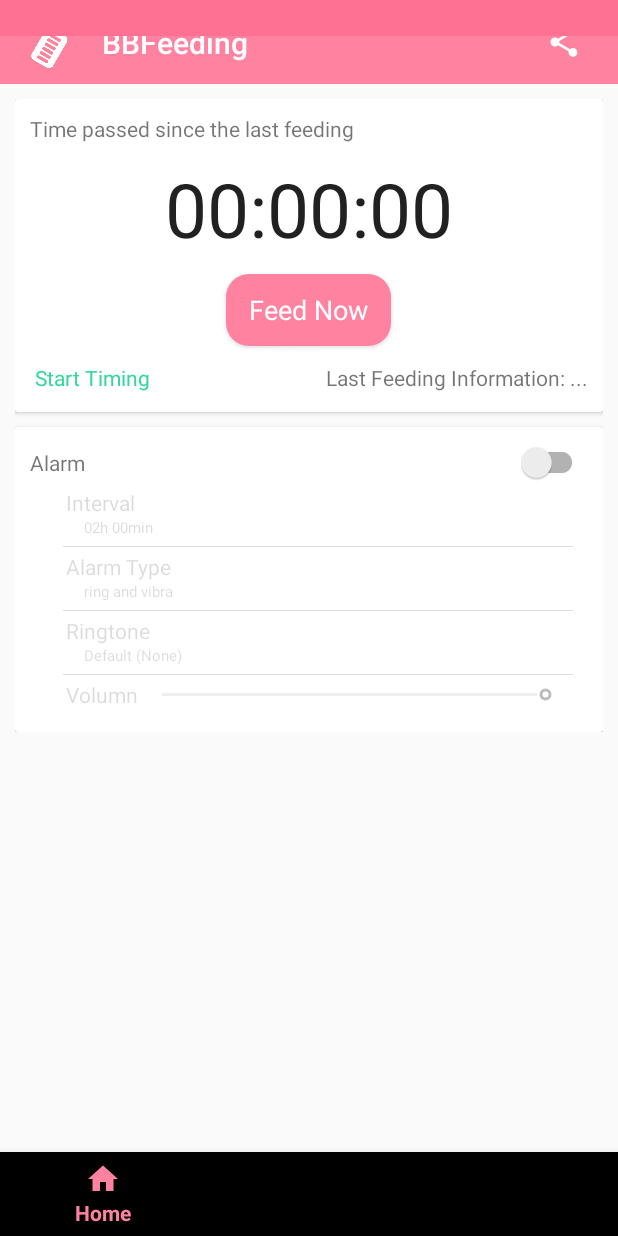
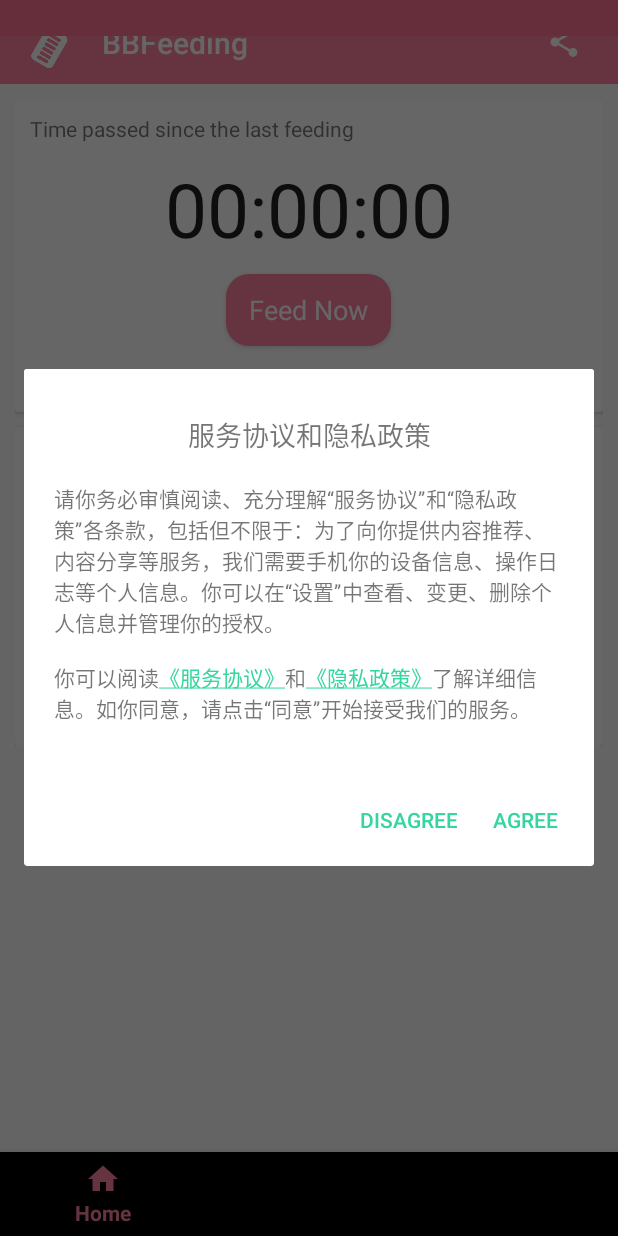
Before and after one commit to xazeng/BBFeeding, an Android app: the screen it shows after launch (MainActivity), on a phone screen of 412 x 824 dp. Run offline under Robolectric (Android 15) with nearby library versions, the phone set to English and light mode, and no system bars; our stand-ins replace data binding.

Commit message:
升级api版本 增加用户协议和隐私政策

```diff
--- a/app/src/main/java/com/zeng/bbfeeding/Data.java
+++ b/app/src/main/java/com/zeng/bbfeeding/Data.java
@@ -33,6 +33,7 @@ public class Data {
             mAlarmVolume = pref.getInt(ALARM_VOLUME, 100);
             mFeedingHistory = new StringBuilder(pref.getString(FEEDING_HISTORY, ""));
             mAdmobEnabled = pref.getBoolean(ADMOB_ENABLED, true);
+            mPrivacyChecked = pref.getBoolean(PRIVACY_CHECKED, false);
 
             mEditor = pref.edit();
         }
@@ -49,6 +50,7 @@ public class Data {
         mEditor.putInt(ALARM_VOLUME, mAlarmVolume);
         mEditor.putString(FEEDING_HISTORY, mFeedingHistory.toString());
         mEditor.putBoolean(ADMOB_ENABLED, mAdmobEnabled);
+        mEditor.putBoolean(PRIVACY_CHECKED, mPrivacyChecked);
 
         mEditor.apply();
         return;
@@ -125,4 +127,11 @@ public class Data {
     public boolean getAdmobEnabled() {return mAdmobEnabled;}
     public void setAdmobEnabled(boolean b) {mAdmobEnabled = b;}
 
+    private static final String PRIVACY_CHECKED = "privacy_checked";
+    private boolean mPrivacyChecked;
+    public boolean getPrivacyChecked() {return mPrivacyChecked;}
+    public void setPrivacyChecked(boolean b) {
+        mPrivacyChecked = b;
+    }
+
 }
--- a/app/src/main/java/com/zeng/bbfeeding/HomePage.java
+++ b/app/src/main/java/com/zeng/bbfeeding/HomePage.java
@@ -46,6 +46,12 @@ public class HomePage extends Page implements View.OnClickListener{
 
         initTimingPanel();
         initAlarmPanel();
+
+        if (!Data.getInstance().getPrivacyChecked()) {
+            PrivacyDialog privacyDlg = new PrivacyDialog();
+            privacyDlg.show(getFragmentManager(), "...");
+        }
+
         return;
     }
 
--- a/app/src/main/java/com/zeng/bbfeeding/MainActivity.java
+++ b/app/src/main/java/com/zeng/bbfeeding/MainActivity.java
@@ -1,9 +1,11 @@
 package com.zeng.bbfeeding;
 
 import android.annotation.TargetApi;
+import android.content.DialogInterface;
 import android.content.Intent;
 import android.databinding.DataBindingUtil;
 import android.os.Build;
+import android.os.SystemClock;
 import android.support.annotation.NonNull;
 import android.support.design.widget.BottomNavigationView;
 import android.support.v4.app.Fragment;
@@ -21,6 +23,8 @@ import android.widget.LinearLayout;
 import android.widget.Toast;
 
 import com.zeng.bbfeeding.databinding.ActivityMainBinding;
+
+import java.util.Calendar;
 
 
 public class MainActivity extends AppCompatActivity {
--- /dev/null
+++ b/app/src/main/java/com/zeng/bbfeeding/PrivacyDialog.java
@@ -0,0 +1,35 @@
+package com.zeng.bbfeeding;
+
+import android.content.DialogInterface;
+import android.text.Html;
+import android.text.method.LinkMovementMethod;
+import android.text.util.Linkify;
+import android.widget.TextView;
+
+public class PrivacyDialog extends AlertDlg{
+    @Override
+    protected void onCreateAlertDlg() {
+        super.onCreateAlertDlg();
+        setContentView(R.layout.dialog_privacy);
+
+        TextView tv = (TextView)findViewById(R.id.privacy_text_view);
+        tv.setText(Html.fromHtml(getString(R.string.privacy_text)));
+        tv.setMovementMethod(LinkMovementMethod.getInstance());
+
+        getBuilder().setNegativeButton(R.string.disagree, new DialogInterface.OnClickListener() {
+            @Override
+            public void onClick(DialogInterface dialogInterface, int i) {
+                System.exit(0);
+            }
+        });
+        getBuilder().setPositiveButton(R.string.agree, new DialogInterface.OnClickListener() {
+            @Override
+            public void onClick(DialogInterface dialogInterface, int i) {
+                Data.getInstance().setPrivacyChecked(true);
+            }
+        });
+
+        setCancelable(false);
+        return;
+    }
+}
--- /dev/null
+++ b/app/src/main/res/layout/dialog_privacy.xml
@@ -0,0 +1,29 @@
+<?xml version="1.0" encoding="utf-8"?>
+<LinearLayout xmlns:android="http://schemas.android.com/apk/res/android"
+    xmlns:tools="http://schemas.android.com/tools"
+    android:layout_width="match_parent"
+    android:layout_height="match_parent"
+    android:layout_margin="10dp"
+    android:background="@android:color/background_light"
+    android:orientation="vertical">
+
+    <TextView
+        android:id="@+id/textView"
+        android:layout_width="match_parent"
+        android:layout_height="wrap_content"
+        android:gravity="center_horizontal"
+        android:paddingTop="30dp"
+        android:paddingBottom="13dp"
+        android:text="@string/privacy_title"
+        android:textSize="18sp" />
+
+    <TextView
+        android:id="@+id/privacy_text_view"
+        android:layout_width="match_parent"
+        android:layout_height="wrap_content"
+        android:paddingLeft="20dp"
+        android:paddingTop="5dp"
+        android:paddingRight="20dp"
+        android:text="TextView" />
+
+</LinearLayout>
--- a/app/src/main/res/layout/page_home.xml
+++ b/app/src/main/res/layout/page_home.xml
@@ -121,106 +121,108 @@
                 </RelativeLayout>
 
                 <TableLayout
+                    android:id="@+id/alarm_setting_panel"
                     android:layout_width="match_parent"
                     android:layout_height="wrap_content"
-                    android:paddingLeft="12dp"
-                    android:showDividers="middle"
                     android:divider="@drawable/divider_gray_1px_h"
                     android:dividerPadding="10dp"
-                    android:id="@+id/alarm_setting_panel">
+                    android:paddingLeft="12dp"
+                    android:showDividers="middle">
 
                     <LinearLayout
+                        android:id="@+id/alarm_interval_panel"
+                        android:layout_width="match_parent"
+                        android:layout_height="wrap_content"
                         android:background="?attr/selectableItemBackground"
                         android:orientation="vertical"
-                        android:layout_width="match_parent"
-                        android:layout_height="0dp"
-                        android:layout_weight="1"
+                        android:paddingLeft="12dp"
                         android:paddingTop="3dp"
-                        android:paddingBottom="5dp"
-                        android:paddingLeft="12dp"
                         android:paddingRight="12dp"
-                        android:id="@+id/alarm_interval_panel">
+                        android:paddingBottom="5dp">
 
                         <TextView
-                            android:text="@string/alarm_interval_label"
-                            android:layout_width="wrap_content"
-                            android:layout_height="wrap_content"/>
-                        <TextView
-                            android:text="(interval)"
                             android:layout_width="wrap_content"
                             android:layout_height="wrap_content"
-                            android:textSize="10sp"
-                            android:paddingLeft="12dp"
-                            android:id="@+id/alarm_interval_textview" />
-                    </LinearLayout>
-                    <LinearLayout
-                        android:background="?attr/selectableItemBackground"
-                        android:orientation="vertical"
-                        android:layout_width="match_parent"
-                        android:layout_height="0dp"
-                        android:paddingTop="3dp"
-                        android:paddingBottom="5dp"
-                        android:paddingLeft="12dp"
-                        android:paddingRight="12dp"
-                        android:layout_weight="1"
-                        android:id="@+id/alarm_type_panel">
+                            android:text="@string/alarm_interval_label" />
 
                         <TextView
-                            android:text="@string/alarm_type_label"
-                            android:layout_width="wrap_content"
-                            android:layout_height="wrap_content"/>
-                        <TextView
-                            android:id="@+id/alarm_type_textview"
-                            android:text="(type)"
+                            android:id="@+id/alarm_interval_textview"
                             android:layout_width="wrap_content"
                             android:layout_height="wrap_content"
                             android:paddingLeft="12dp"
+                            android:text="(interval)"
                             android:textSize="10sp" />
                     </LinearLayout>
+
                     <LinearLayout
+                        android:id="@+id/alarm_type_panel"
+                        android:layout_width="match_parent"
+                        android:layout_height="wrap_content"
                         android:background="?attr/selectableItemBackground"
                         android:orientation="vertical"
-                        android:layout_width="match_parent"
-                        android:layout_height="0dp"
+                        android:paddingLeft="12dp"
                         android:paddingTop="3dp"
-                        android:paddingBottom="5dp"
-                        android:paddingLeft="12dp"
                         android:paddingRight="12dp"
-                        android:layout_weight="1"
-                        android:id="@+id/alarm_ringtone_panel">
+                        android:paddingBottom="5dp">
 
                         <TextView
-                            android:text="@string/alarm_ringtone_label"
-                            android:layout_width="wrap_content"
-                            android:layout_height="wrap_content"/>
-                        <TextView
-                            android:text="(ringtone)"
                             android:layout_width="wrap_content"
                             android:layout_height="wrap_content"
-                            android:textSize="10sp"
-                            android:paddingLeft="12dp"
-                            android:id="@+id/alarm_ringtone_textview" />
-                    </LinearLayout>
-                    <LinearLayout
-                        android:orientation="horizontal"
-                        android:layout_width="match_parent"
-                        android:layout_height="0dp"
-                        android:paddingTop="3dp"
-                        android:paddingBottom="5dp"
-                        android:paddingLeft="12dp"
-                        android:paddingRight="12dp"
-                        android:gravity="center_vertical"
-                        android:layout_weight="1">
+                            android:text="@string/alarm_type_label" />
 
                         <TextView
-                            android:text="@string/alarm_volumn_label"
+                            android:id="@+id/alarm_type_textview"
                             android:layout_width="wrap_content"
-                            android:layout_height="wrap_content"/>
+                            android:layout_height="wrap_content"
+                            android:paddingLeft="12dp"
+                            android:text="(type)"
+                            android:textSize="10sp" />
+                    </LinearLayout>
+
+                    <LinearLayout
+                        android:id="@+id/alarm_ringtone_panel"
+                        android:layout_width="match_parent"
+                        android:layout_height="wrap_content"
+                        android:background="?attr/selectableItemBackground"
+                        android:orientation="vertical"
+                        android:paddingLeft="12dp"
+                        android:paddingTop="3dp"
+                        android:paddingRight="12dp"
+                        android:paddingBottom="5dp">
+
+                        <TextView
+                            android:layout_width="wrap_content"
+                            android:layout_height="wrap_content"
+                            android:text="@string/alarm_ringtone_label" />
+
+                        <TextView
+                            android:id="@+id/alarm_ringtone_textview"
+                            android:layout_width="wrap_content"
+                            android:layout_height="wrap_content"
+                            android:paddingLeft="12dp"
+                            android:text="(ringtone)"
+                            android:textSize="10sp" />
+                    </LinearLayout>
+
+                    <LinearLayout
+                        android:layout_width="match_parent"
+                        android:layout_height="wrap_content"
+                        android:gravity="center_vertical"
+                        android:orientation="horizontal"
+                        android:paddingLeft="12dp"
+                        android:paddingTop="8dp"
+                        android:paddingRight="12dp"
+                        android:paddingBottom="10dp">
+
+                        <TextView
+                            android:layout_width="wrap_content"
+                            android:layout_height="wrap_content"
+                            android:text="@string/alarm_volumn_label" />
 
                         <SeekBar
+                            android:id="@+id/alarm_volumn_seekbar"
                             android:layout_width="match_parent"
-                            android:layout_height="wrap_content"
-                            android:id="@+id/alarm_volumn_seekbar" />
+                            android:layout_height="wrap_content" />
                     </LinearLayout>
 
 
@@ -233,5 +235,7 @@
 
 
 
+
     </LinearLayout>
+
 </ScrollView>
--- a/app/src/main/res/values/strings.xml
+++ b/app/src/main/res/values/strings.xml
@@ -49,5 +49,9 @@
     <string name="web_error_info"><![CDATA[<p>Error Code: %1$d<br/>Error Info: %2$s</p><br/><p><b>Please check you network, then click refresh button on the top right corner.</b></p>]]></string>
     <string name="web_title_loading">loading...</string>
     <string name="active_external_app_note">Gonna active [%1$s].</string>
+    <string name="privacy_title">服务协议和隐私政策</string>
+    <string name="agree">Agree</string>
+    <string name="disagree">Disagree</string>
+    <string name="privacy_text"><![CDATA[<p>请你务必审慎阅读、充分理解“服务协议”和“隐私政策”各条款，包括但不限于：为了向你提供内容推荐、内容分享等服务，我们需要手机你的设备信息、操作日志等个人信息。你可以在“设置”中查看、变更、删除个人信息并管理你的授权。</p> <p>你可以阅读<a href="https://xazeng.github.io/app/bbfeeding/user_agreement.html">《服务协议》</a>和<a href="https://xazeng.github.io/app/bbfeeding/privacy_policy.html">《隐私政策》</a>了解详细信息。如你同意，请点击“同意”开始接受我们的服务。</p>]]></string>
 
 </resources>
--- a/build.gradle
+++ b/build.gradle
@@ -6,7 +6,7 @@ buildscript {
         google()
     }
     dependencies {
-        classpath 'com.android.tools.build:gradle:3.5.3'
+        classpath 'com.android.tools.build:gradle:4.0.1'
 
         // NOTE: Do not place your application dependencies here; they belong
         // in the individual module build.gradle files
```
Also changed, not shown: app/build.gradle (+4 -4 lines), gradle/wrapper/gradle-wrapper.properties, 3 other files.
